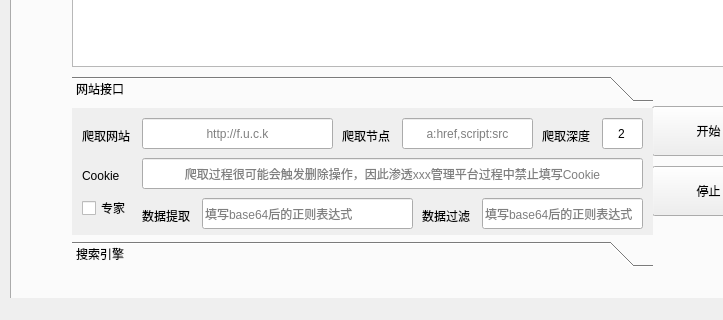
r4b3rt/DarkEye, file ui/darkeye.ui: the form before one commit; both pictures show x 0 to 723 and y 320 to 640 of the 829 by 640 pixel window.
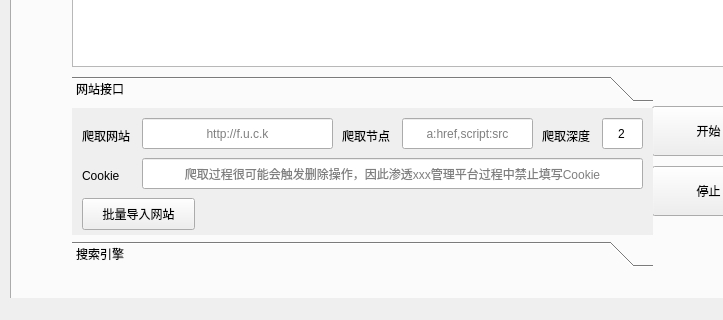
The form after the commit. The open tabs and pages were chosen to show the change.

What changed in the file:
```diff
--- a/ui/darkeye.ui
+++ b/ui/darkeye.ui
@@ -420,19 +420,6 @@
        <attribute name="label">
         <string>网站接口</string>
        </attribute>
-       <widget class="QLabel" name="spider_resp_filter_label">
-        <property name="geometry">
-         <rect>
-          <x>350</x>
-          <y>100</y>
-          <width>81</width>
-          <height>16</height>
-         </rect>
-        </property>
-        <property name="text">
-         <string>数据过滤</string>
-        </property>
-       </widget>
        <widget class="QLineEdit" name="spider_url">
         <property name="geometry">
          <rect>
@@ -449,38 +436,6 @@
          <string>http://f.u.c.k</string>
         </property>
        </widget>
-       <widget class="QLabel" name="spider_resp_rule_label">
-        <property name="geometry">
-         <rect>
-          <x>70</x>
-          <y>100</y>
-          <width>81</width>
-          <height>16</height>
-         </rect>
-        </property>
-        <property name="text">
-         <string>数据提取</string>
-        </property>
-       </widget>
-       <widget class="QLineEdit" name="spider_resp_rule">
-        <property name="geometry">
-         <rect>
-          <x>130</x>
-          <y>90</y>
-          <width>211</width>
-          <height>31</height>
-         </rect>
-        </property>
-        <property name="toolTip">
-         <string>测试网址 https://regex101.com</string>
-        </property>
-        <property name="alignment">
-         <set>Qt::AlignLeading|Qt::AlignLeft|Qt::AlignVCenter</set>
-        </property>
-        <property name="placeholderText">
-         <string>填写base64后的正则表达式</string>
-        </property>
-       </widget>
        <widget class="QLabel" name="spider_node">
         <property name="geometry">
          <rect>
@@ -571,22 +526,6 @@
          <string>Cookie</string>
         </property>
        </widget>
-       <widget class="QCheckBox" name="spider_adv_checkbox">
-        <property name="geometry">
-         <rect>
-          <x>10</x>
-          <y>90</y>
-          <width>51</width>
-          <height>20</height>
-         </rect>
-        </property>
-        <property name="toolTip">
-         <string>大佬牛逼</string>
-        </property>
-        <property name="text">
-         <string>专家</string>
-        </property>
-       </widget>
        <widget class="QLineEdit" name="spider_node_url">
         <property name="geometry">
          <rect>
@@ -603,23 +542,20 @@
          <string>a:href,script:src</string>
         </property>
        </widget>
-       <widget class="QLineEdit" name="spider_resp_filter">
+       <widget class="QPushButton" name="spider_import_urls">
         <property name="geometry">
          <rect>
-          <x>410</x>
+          <x>10</x>
           <y>90</y>
-          <width>161</width>
-          <height>31</height>
+          <width>113</width>
+          <height>32</height>
          </rect>
         </property>
         <property name="toolTip">
          <string>测试网址 https://regex101.com</string>
         </property>
-        <property name="alignment">
-         <set>Qt::AlignLeading|Qt::AlignLeft|Qt::AlignVCenter</set>
-        </property>
-        <property name="placeholderText">
-         <string>填写base64后的正则表达式</string>
+        <property name="text">
+         <string>批量导入网站</string>
         </property>
        </widget>
       </widget>
```
Left out of the diff: 18 changed lines with no effect on the pictures.
